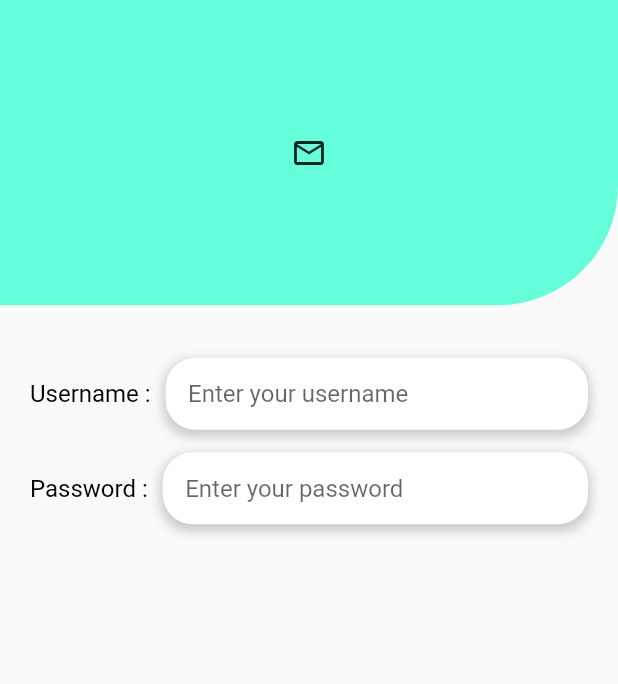
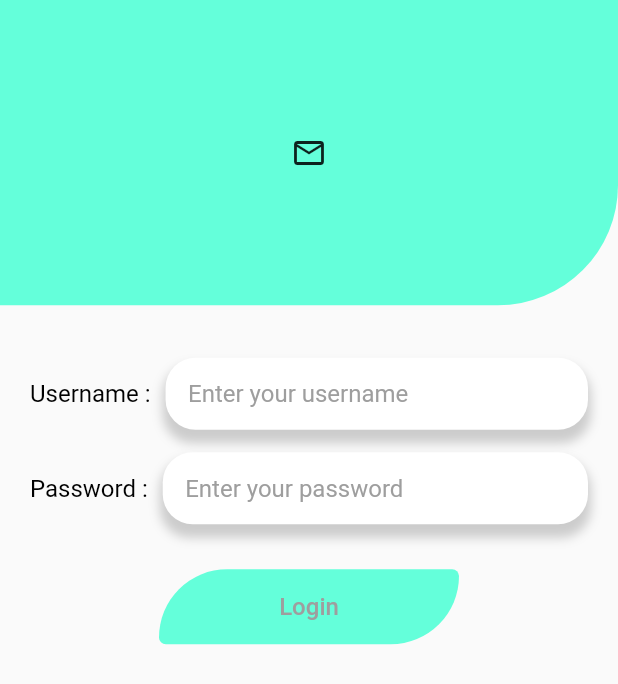
Before and after one commit to RamiroCyber/app_estudo, a Flutter app: the screen it shows after launch, on a phone screen of 412 x 824 dp. Shown: the top 684 px of the screen. Run offline on Flutter 3.47's test engine with Material 2 defaults, Android fonts, the phone set to English and light mode, and no system bars.

Commit message:
btn login

```diff
--- /dev/null
+++ b/lib/Components/BtnLogin.dart
@@ -0,0 +1,33 @@
+import 'package:flutter/material.dart';
+
+import '../Core/AppTextStyles.dart';
+
+class BtnLogin extends StatelessWidget {
+  BtnLogin({Key? key, required this.title, required this.function})
+      : super(key: key);
+
+  final String title;
+  final VoidCallback function;
+
+  @override
+  Widget build(BuildContext context) {
+    return InkWell(
+      borderRadius: BorderRadius.only(
+          bottomRight: Radius.elliptical(50, 50),
+          topLeft: Radius.elliptical(50, 50)),
+      onTap: function,
+      child: Container(
+        height: 50,
+        width: 200,
+        decoration: const BoxDecoration(
+            color: Colors.tealAccent,
+            borderRadius: BorderRadius.only(
+                bottomRight: Radius.elliptical(50, 50),
+                topLeft: Radius.elliptical(50, 50),
+                topRight: Radius.elliptical(5, 5),
+                bottomLeft: Radius.elliptical(5, 5))),
+        child: Center(child: Text(title,style: textStyleBtn)),
+      ),
+    );
+  }
+}
--- a/lib/Components/InputLogin.dart
+++ b/lib/Components/InputLogin.dart
@@ -1,6 +1,5 @@
 import 'package:flutter/material.dart';
-
-import '../AppTextStyles/AppTextStyles.dart';
+import '../Core/AppTextStyles.dart';
 
 class InputLogin extends StatelessWidget {
   const InputLogin({ required this.title, required this.hintText, required this.controller}) ;
@@ -29,11 +28,12 @@ class InputLogin extends StatelessWidget {
                             color: Colors.grey.withOpacity(0.5),
                             spreadRadius: 2,
                             blurRadius: 5,
-                            offset: Offset(0, 3))
+                            offset: Offset(0, 7))
                       ]),
                   child: TextField(
                     controller: controller,
                     decoration: InputDecoration(
+                      hintStyle: const TextStyle(color: Colors.grey),
                         border: InputBorder.none,
                         contentPadding: EdgeInsets.only(left: 15),
                         hintText: hintText),
--- a/lib/AppTextStyles/AppTextStyles.dart
+++ b/lib/Core/AppTextStyles.dart
@@ -7,3 +7,9 @@ const textStyle16400Black = TextStyle(
   fontWeight: FontWeight.w400,
   color: Colors.black,
 );
+
+const textStyleBtn = TextStyle(
+  fontSize: 16,
+  fontWeight: FontWeight.w500,
+  color: Colors.grey,
+);
--- a/lib/Login/Login.dart
+++ b/lib/Login/Login.dart
@@ -1,3 +1,4 @@
+import 'package:app_estudo/Components/BtnLogin.dart';
 import 'package:app_estudo/Components/InputLogin.dart';
 import 'package:flutter/material.dart';
 
@@ -45,6 +46,9 @@ class _LoginState extends State<Login> {
                     title: "Password :",
                     hintText: "Enter your password",
                   ),
+                  const SizedBox(height: 20),
+                  BtnLogin(title: "Login",function: (){
+                  },)
                 ],
               )),
         ],
```
